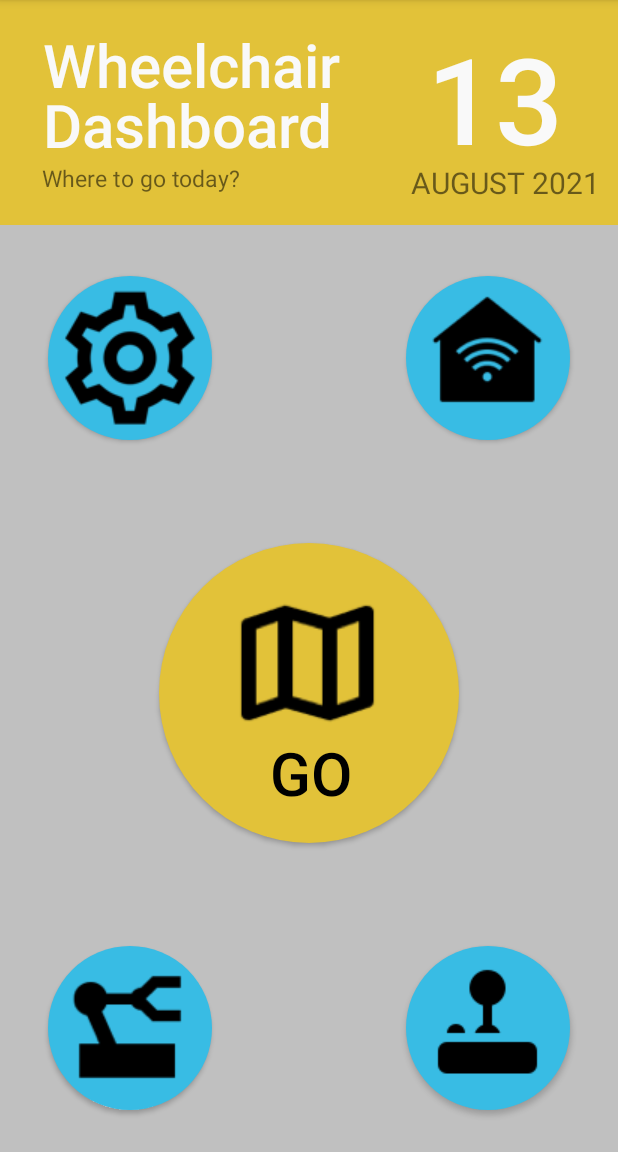
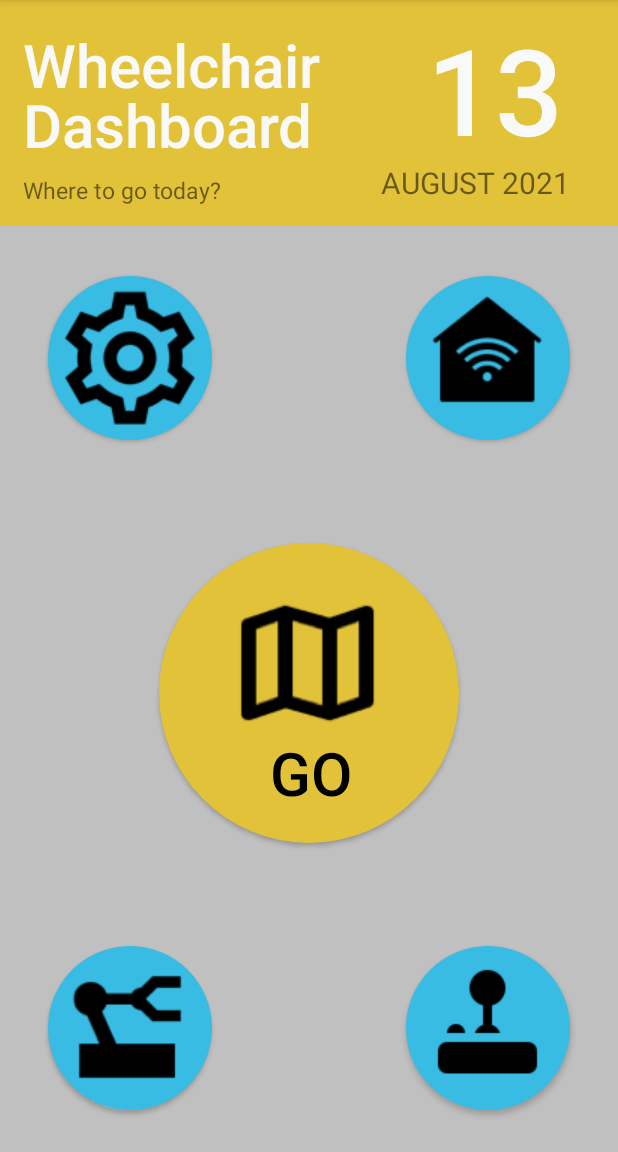
Before and after one commit to Bolt108/ROS_Android_App, an Android app: the screen it shows after launch (MainActivity), on a phone screen of 412 x 824 dp, the part 84-1236 px from its top. Run offline under Robolectric (Android 15) with nearby library versions, the phone set to English and light mode, and no system bars; libraries missing offline, so code that uses them is left out: com.mapbox.mapboxsdk; 2 statements that could not run were skipped.

Commit message:
best new #1
we da best jever vedekloper

```diff
--- a/app/src/main/res/layout/fragment_home.xml
+++ b/app/src/main/res/layout/fragment_home.xml
@@ -110,7 +110,7 @@
     <TextView
         android:id="@+id/home_page_title"
         android:layout_width="261dp"
-        android:layout_height="121dp"
+        android:layout_height="100dp"
         android:layout_marginTop="16dp"
         android:fontFamily="sans-serif-medium"
         android:gravity="left"
@@ -120,7 +120,7 @@
         android:textSize="40sp"
         android:typeface="sans"
         app:layout_constraintEnd_toEndOf="parent"
-        app:layout_constraintHorizontal_bias="0.191"
+        app:layout_constraintHorizontal_bias="0.1"
         app:layout_constraintStart_toStartOf="parent"
         app:layout_constraintTop_toTopOf="parent" />
 
@@ -128,7 +128,7 @@
         android:id="@+id/home_page_title3"
         android:layout_width="114dp"
         android:layout_height="115dp"
-        android:layout_marginTop="12dp"
+        android:layout_marginTop="6dp"
         android:fontFamily="sans-serif-medium"
         android:gravity="left"
         android:lineSpacingExtra="-7dp"
@@ -145,8 +145,8 @@
         android:id="@+id/textView13"
         android:layout_width="wrap_content"
         android:layout_height="wrap_content"
-        android:layout_marginRight="12dp"
         android:layout_marginTop="108dp"
+        android:layout_marginRight="32dp"
         android:text="AUGUST 2021"
         android:textSize="20sp"
         app:layout_constraintRight_toRightOf="parent"
@@ -156,11 +156,13 @@
         android:id="@+id/textView17"
         android:layout_width="wrap_content"
         android:layout_height="wrap_content"
-        android:layout_marginLeft="28dp"
-        android:layout_marginTop="108dp"
         android:text="Where to go today?"
         android:textSize="15sp"
-        app:layout_constraintLeft_toLeftOf="parent"
-        app:layout_constraintTop_toTopOf="parent" />
+        app:layout_constraintStart_toStartOf="@id/home_page_title"
+        app:layout_constraintTop_toBottomOf="@id/home_page_title" />
 
 </androidx.constraintlayout.widget.ConstraintLayout>
+
+
+<!--    android:layout_marginStart="280dp"-->
+<!--    android:layout_margin="112dp"-->
```
